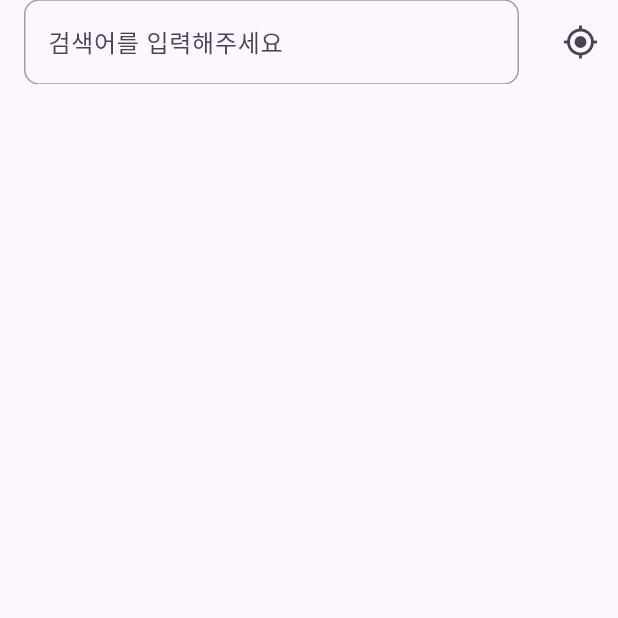
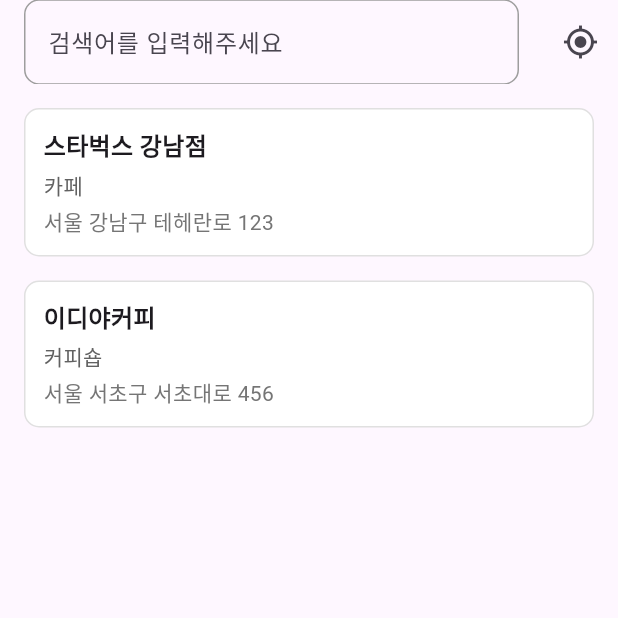
Before and after one commit to jinju9513/local_search_app, a Flutter app: the screen it shows after launch, on a phone screen of 412 x 824 dp, the top half of it. Run offline on Flutter 3.47's test engine with Material 3 defaults, Android fonts, the phone set to English and light mode, and no system bars.

Commit message:
feat:home_page ui

```diff
--- a/lib/ui/home/home_page.dart
+++ b/lib/ui/home/home_page.dart
@@ -1,6 +1,19 @@
 import 'package:flutter/material.dart';
 
-class HomePage extends StatelessWidget{
+class HomePage extends StatelessWidget {
+  final List<Map<String, String>> items = [
+    {
+      'title': '스타벅스 강남점',
+      'category': '카페',
+      'roadAddress': '서울 강남구 테헤란로 123',
+    },
+    {
+      'title': '이디야커피',
+      'category': '커피숍',
+      'roadAddress': '서울 서초구 서초대로 456',
+    },
+  ];
+
   @override
   Widget build(BuildContext context) {
     return GestureDetector(
@@ -11,8 +24,7 @@ class HomePage extends StatelessWidget{
         appBar: AppBar(
           actions: [
             GestureDetector(
-                onTap: () {
-                },
+                onTap: () {},
                 //버튼의 터치영역은 44 디바이스 픽셀 이상으로 해줘야함!!(UX)
                 child: Container(
                     width: 50,
@@ -40,21 +52,36 @@ class HomePage extends StatelessWidget{
                 })),
           ),
         ),
-        body: GridView.builder(
-          padding: EdgeInsets.all(20),
-          itemCount: 1,
-          gridDelegate: SliverGridDelegateWithFixedCrossAxisCount(
-            crossAxisCount: 3,
-            childAspectRatio: 3 / 4,
-            crossAxisSpacing: 10,
-            mainAxisSpacing: 10,
+        body: ListView.builder(
+          padding: EdgeInsets.all(16),
+          itemCount: items.length,
+          itemBuilder: (context, index) {
+            final item = items[index];
+            return Container(
+              margin: EdgeInsets.only(bottom: 16),
+              padding: EdgeInsets.all(12),
+              decoration: BoxDecoration(
+                color: Colors.white,
+                borderRadius: BorderRadius.circular(10),
+                border: Border.all(color: Colors.grey.shade300),
               ),
-          itemBuilder: (context,index){
-            return GestureDetector(
-
-              // child: Image.network(book.image)
+              child: Column(
+                crossAxisAlignment: CrossAxisAlignment.start,
+                children: [
+                  Text(item['title'] ?? '',
+                      style:
+                          TextStyle(fontWeight: FontWeight.bold, fontSize: 16)),
+                  SizedBox(height: 4),
+                  Text(item['category'] ?? '',
+                      style: TextStyle(color: Colors.grey[700])),
+                  SizedBox(height: 4),
+                  Text(item['roadAddress'] ?? '',
+                      style: TextStyle(color: Colors.grey[600])),
+                ],
+              ),
             );
-          })
+          },
+        ),
       ),
     );
   }
```
Lines whose indentation alone changed are shown as unchanged.
